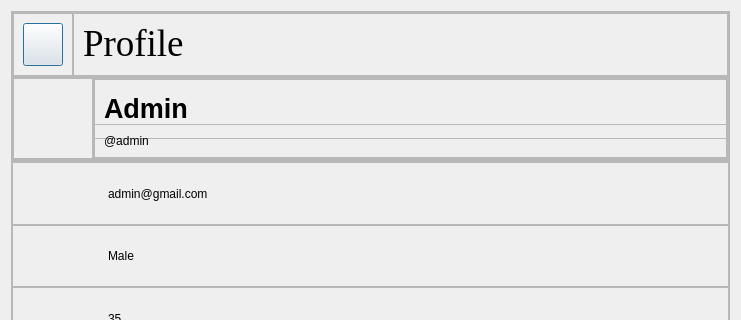
The window that userinfo.ui (aavashlamichhane/LibMan) describes before a commit, drawn with Qt 5; both pictures show x 0 to 741 and y 0 to 320 of the 741 by 549 pixel window.
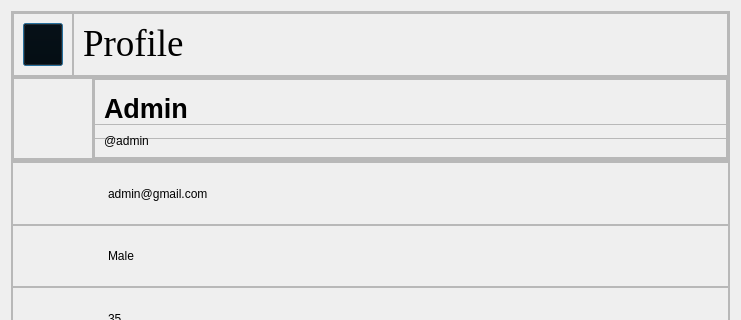
The same window after the commit. Icons and pictures are not drawn.

Diff of the .ui file:
```diff
--- a/userinfo.ui
+++ b/userinfo.ui
@@ -54,7 +54,7 @@
           <property name="maximumSize">
            <size>
             <width>16777215</width>
-            <height>70</height>
+            <height>120</height>
            </size>
           </property>
           <property name="frameShape">
@@ -102,6 +102,9 @@
                   <height>50</height>
                  </size>
                 </property>
+                <property name="styleSheet">
+                 <string notr="true">background:transparent;</string>
+                </property>
                 <property name="text">
                  <string/>
                 </property>
```
